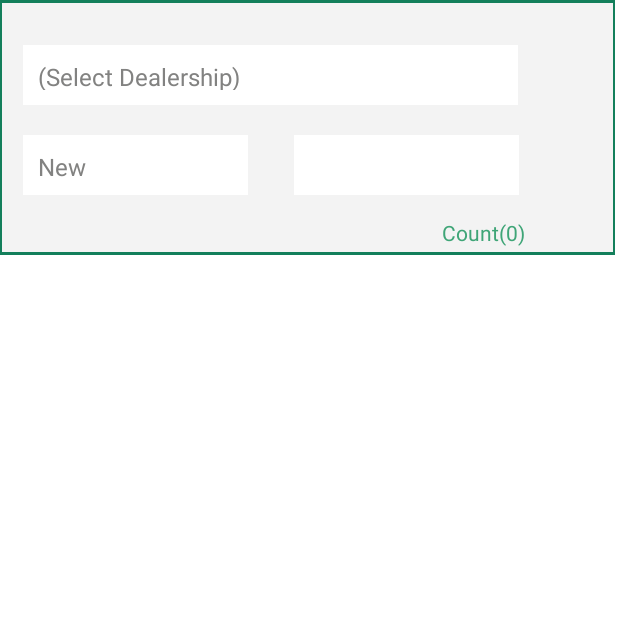
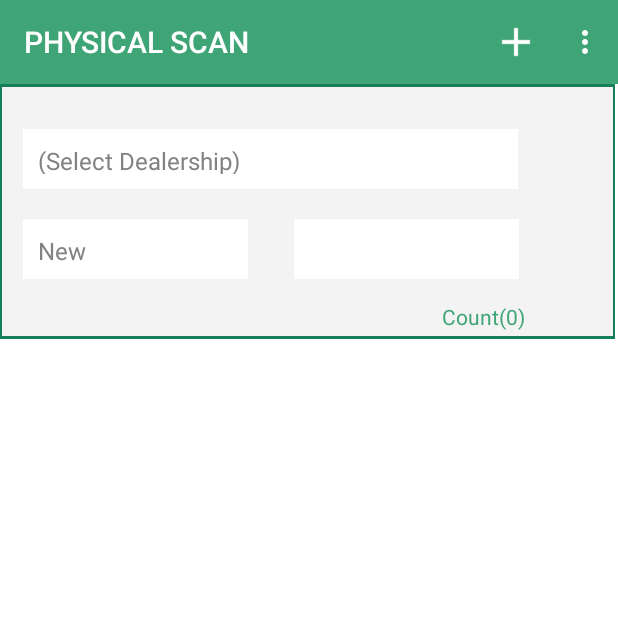
Before and after one commit to gilbertgit/CPHMobileRec, an Android app: the PhysicalActivity screen opened directly, with no data from a screen before it, on a phone screen of 412 x 824 dp, the top half of it. Run offline under Robolectric (Android 15) with nearby library versions, the phone set to English and light mode, and no system bars; libraries missing offline, so code that uses them is left out: com.splunk.mint, com.symbol.emdk; plain views replace FloatingActionButton; 1 statement that could not run was skipped.

Commit message:
converted physical

```diff
--- a/app/src/main/java/com/cphandheld/cphmobilerec/MainActivity.java
+++ b/app/src/main/java/com/cphandheld/cphmobilerec/MainActivity.java
@@ -30,10 +30,6 @@ public class MainActivity extends Activity {
         super.onCreate(savedInstanceState);
         Log.v(TAG, "onCreate");
         setContentView(R.layout.activity_main);
-
-        ActionBar actionBar = getActionBar();
-        actionBar.setTitle(Html.fromHtml("<font color='#ffffff'>CPH Reconciliation</font>"));
-        actionBar.hide();
 
         buttonPhysical = (Button)findViewById(R.id.buttonPhysical);
         buttonRescan = (Button)findViewById(R.id.buttonRescan);
--- a/app/src/main/java/com/cphandheld/cphmobilerec/PhysicalActivity.java
+++ b/app/src/main/java/com/cphandheld/cphmobilerec/PhysicalActivity.java
@@ -1,6 +1,6 @@
 package com.cphandheld.cphmobilerec;
 
-import android.app.ActionBar;
+import android.support.v7.app.ActionBar;
 import android.app.Activity;
 import android.app.AlertDialog;
 import android.app.ProgressDialog;
@@ -22,7 +22,12 @@ import android.os.Vibrator;
 import android.preference.PreferenceManager;
 import android.support.v4.content.LocalBroadcastManager;
 //import android.support.v7.app.ActionBarActivity;
+import android.support.v7.app.ActionBarActivity;
+import android.support.v7.app.AppCompatActivity;
 import android.text.Html;
+import android.text.Spannable;
+import android.text.SpannableString;
+import android.text.style.ForegroundColorSpan;
 import android.util.Log;
 import android.util.SparseBooleanArray;
 import android.view.ActionMode;
@@ -36,6 +41,7 @@ import android.view.View;
 import android.view.ViewConfiguration;
 import android.view.ViewGroup;
 import android.view.ViewTreeObserver;
+import android.view.Window;
 import android.view.animation.Animation;
 import android.view.animation.AnimationUtils;
 import android.widget.AbsListView;
@@ -80,7 +86,7 @@ import java.util.Locale;
 /**
  * Created by titan on 4/8/16.
  */
-public class PhysicalActivity extends Activity implements EMDKListener, AbsListView.OnScrollListener {
+public class PhysicalActivity extends AppCompatActivity implements EMDKListener, AbsListView.OnScrollListener {
 
     private String TAG = "PhysicalActivity";
 
@@ -149,11 +155,16 @@ public class PhysicalActivity extends Activity implements EMDKListener, AbsListV
 
     @Override
     protected void onCreate(Bundle savedInstanceState) {
+
         super.onCreate(savedInstanceState);
         setContentView(R.layout.activity_physical);
 
-        ActionBar actionBar = getActionBar();
-        actionBar.setTitle(Html.fromHtml("<font color='#ffffff'>PHYSICAL SCAN</font>"));
+        ActionBar actionBar = getSupportActionBar();
+        actionBar.setDisplayShowTitleEnabled(true);
+        String title = "PHYSICAL SCAN";
+        SpannableString s = new SpannableString(title);
+        s.setSpan(new ForegroundColorSpan(Color.WHITE), 0, title.length(), Spannable.SPAN_EXCLUSIVE_EXCLUSIVE);
+        actionBar.setTitle(s);
         actionBar.show();
 
         mProgressDialog = new ProgressDialog(PhysicalActivity.this);
--- a/app/src/main/res/menu/menu_physical.xml
+++ b/app/src/main/res/menu/menu_physical.xml
@@ -4,14 +4,14 @@
 
     <item android:id="@+id/action_upload"
           android:icon="@drawable/ic_file_upload_white_24dp"
-          android:showAsAction="collapseActionView"
+          app:showAsAction="collapseActionView"
           android:orderInCategory="1"
           android:title="Upload"/>
 
     <item
         android:id="@+id/action_manual"
         android:icon="@drawable/ic_add_white_24dp"
-        android:showAsAction="always"
+        app:showAsAction="always"
         android:orderInCategory="0"
         android:title="Manual Entry"
         />
--- a/app/src/main/res/values/strings.xml
+++ b/app/src/main/res/values/strings.xml
@@ -18,6 +18,7 @@
     <string name="intent_gps_receiver">com.cphandheld.CPHMobileRec.GPS_RECEIVER</string>
     <string name="app_url">http://mobileapi.cphandheld.com/</string>
     <string name="mint_splunk_api_key">1bba1d7b</string>
+    <string name="permissions_denial">In order to use this app, you must accept the permissions.</string>
 
     <string-array name="entry_type_array">
         <item>New</item>
--- a/app/src/main/res/values/styles.xml
+++ b/app/src/main/res/values/styles.xml
@@ -1,30 +1,29 @@
-<resources>
+<resources xmlns:tools="http://schemas.android.com/tools">
 
-    <style name="AppTheme" parent="Theme.AppCompat.Light.DarkActionBar">
+    <style name="AppTheme" parent="android:Theme.Holo.Light.DarkActionBar">
         <!-- Customize your theme here. -->
         <!--<item name="colorPrimary">@color/colorPrimary</item>-->
 
     </style>
 
-    <style name="MyCustomTheme" parent="Theme.AppCompat.Light.DarkActionBar">
+    <style name="MyCustomTheme" parent="Theme.AppCompat.Light">
         <item name="android:actionBarStyle">@style/MyActionBarTheme</item>
+        <item name="actionBarStyle">@style/MyActionBarTheme</item>
+        <item name="actionOverflowButtonStyle">@style/actionOverflowButtonStyle</item>
     </style>
 
-    <style name="MyActionBarTheme" parent="@android:style/Widget.Holo.Light.ActionBar">
-        <item name="android:background">#3FA577</item>
+    <style name="MyActionBarTheme">
+        <item name="background">@color/colorHeader</item>
         <item name="android:logo">@android:color/transparent</item>
-
     </style>
 
-    <style name="AppTheme.MyActionBar" parent="@android:style/Widget.Holo.Light.ActionBar">
-        <!--<item name="android:background">#3FA577</item>-->
-        <!--<item name="android:textColor">@android:color/white</item>-->
+    <style name="actionOverflowButtonStyle" parent="@style/Widget.AppCompat.ActionButton.Overflow">
+        <item name="android:tint">@android:color/white</item>
     </style>
 
-    <style name="AppTheme.NoActionBar">
-        <item name="windowActionBar">false</item>
+    <style name="AppTheme.NoActionBar" parent="Theme.AppCompat.Light.NoActionBar">
+        <item name="android:windowActionBar">false</item>
         <item name="android:windowNoTitle">true</item>
-        <item name="android:actionMenuTextColor">#5BA8D3</item>
     </style>
 
 </resources>
```
Also changed, not shown: app/build.gradle (+9 -11 lines), app/src/main/java/com/cphandheld/cphmobilerec/LoginActivity.java (+98 -18 lines), app/src/main/java/com/cphandheld/cphmobilerec/RescanActivity.java (+12 -3 lines), app/src/main/java/com/cphandheld/cphmobilerec/Utilities.java (+41 -0 lines), build.gradle (+9 -1 lines), gradle/wrapper/gradle-wrapper.properties, 1 other file.
